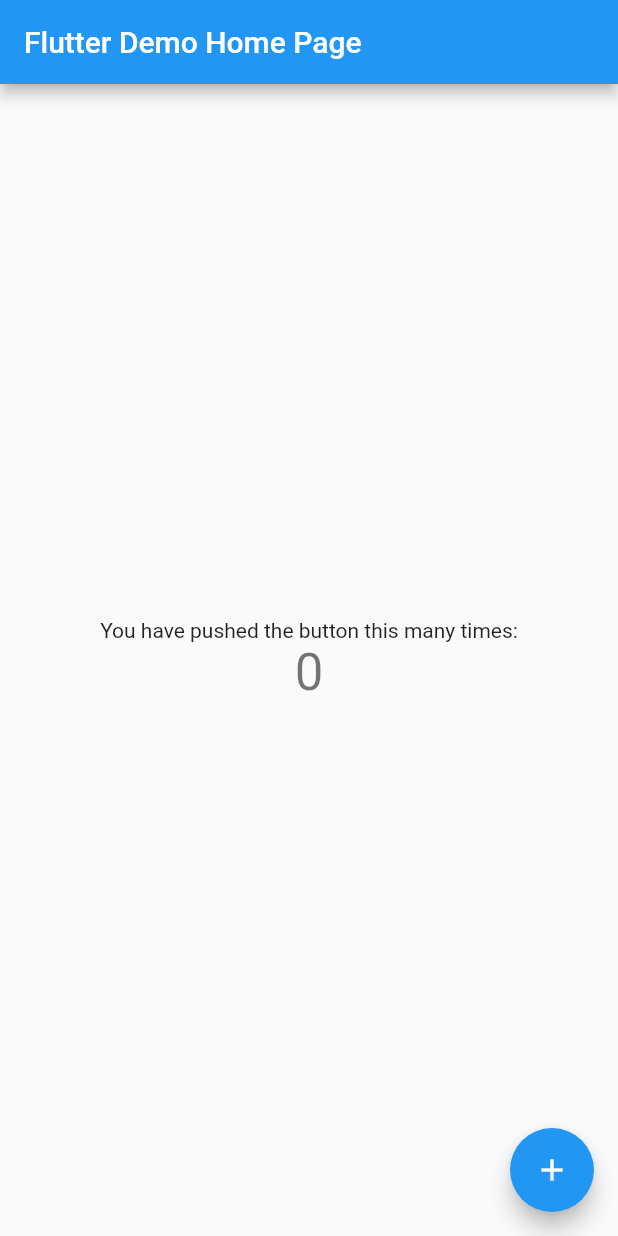
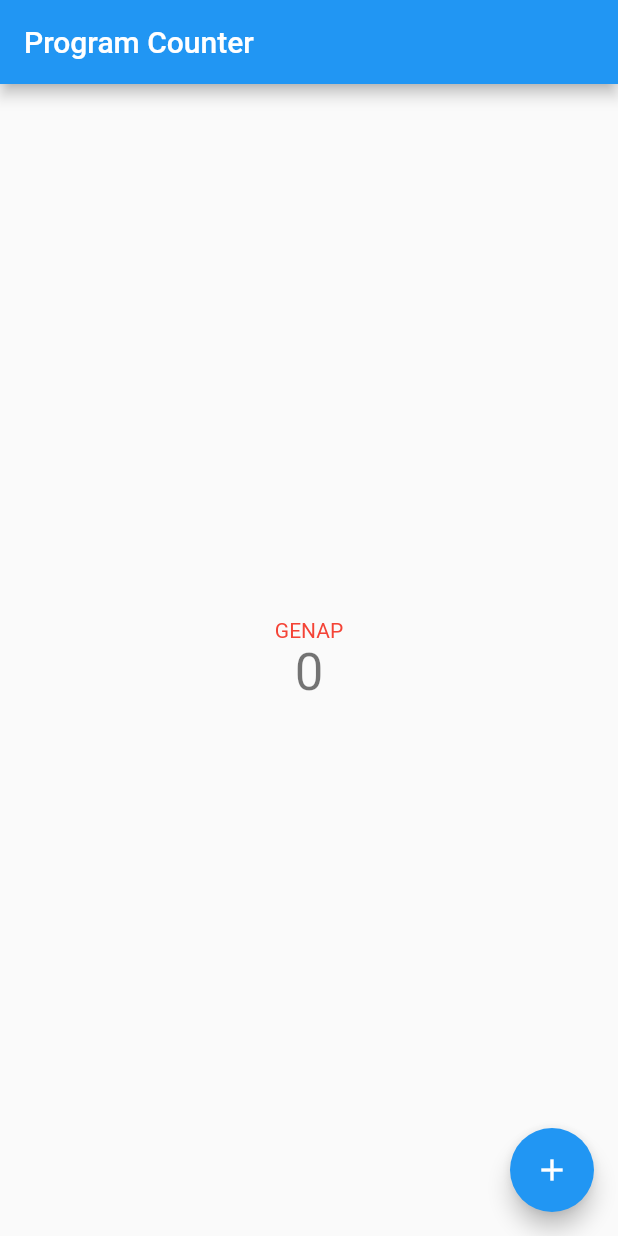
Before and after one commit to garbitz/tugas-flutter-pbp, a Flutter app: the screen it shows after launch, on a phone screen of 412 x 824 dp. Run offline on Flutter 3.47's test engine with Material 2 defaults, Android fonts, the phone set to English and light mode, and no system bars.

Commit message:
Menambahkan decrement dan keterangan ganjil genap

```diff
--- a/counter_7/lib/main.dart
+++ b/counter_7/lib/main.dart
@@ -7,39 +7,20 @@ void main() {
 class MyApp extends StatelessWidget {
   const MyApp({super.key});
 
-  // This widget is the root of your application.
   @override
   Widget build(BuildContext context) {
     return MaterialApp(
       title: 'Flutter Demo',
       theme: ThemeData(
-        // This is the theme of your application.
-        //
-        // Try running your application with "flutter run". You'll see the
-        // application has a blue toolbar. Then, without quitting the app, try
-        // changing the primarySwatch below to Colors.green and then invoke
-        // "hot reload" (press "r" in the console where you ran "flutter run",
-        // or simply save your changes to "hot reload" in a Flutter IDE).
-        // Notice that the counter didn't reset back to zero; the application
-        // is not restarted.
         primarySwatch: Colors.blue,
       ),
-      home: const MyHomePage(title: 'Flutter Demo Home Page'),
+      home: const MyHomePage(title: 'Program Counter'),
     );
   }
 }
 
 class MyHomePage extends StatefulWidget {
   const MyHomePage({super.key, required this.title});
-
-  // This widget is the home page of your application. It is stateful, meaning
-  // that it has a State object (defined below) that contains fields that affect
-  // how it looks.
-
-  // This class is the configuration for the state. It holds the values (in this
-  // case the title) provided by the parent (in this case the App widget) and
-  // used by the build method of the State. Fields in a Widget subclass are
-  // always marked "final".
 
   final String title;
 
@@ -52,51 +33,31 @@ class _MyHomePageState extends State<MyHomePage> {
 
   void _incrementCounter() {
     setState(() {
-      // This call to setState tells the Flutter framework that something has
-      // changed in this State, which causes it to rerun the build method below
-      // so that the display can reflect the updated values. If we changed
-      // _counter without calling setState(), then the build method would not be
-      // called again, and so nothing would appear to happen.
       _counter++;
+    });
+  }
+
+  void _decrementCounter() {
+    setState(() {
+      if (_counter > 0) _counter--;
     });
   }
 
   @override
   Widget build(BuildContext context) {
-    // This method is rerun every time setState is called, for instance as done
-    // by the _incrementCounter method above.
-    //
-    // The Flutter framework has been optimized to make rerunning build methods
-    // fast, so that you can just rebuild anything that needs updating rather
-    // than having to individually change instances of widgets.
     return Scaffold(
       appBar: AppBar(
-        // Here we take the value from the MyHomePage object that was created by
-        // the App.build method, and use it to set our appbar title.
         title: Text(widget.title),
       ),
       body: Center(
-        // Center is a layout widget. It takes a single child and positions it
-        // in the middle of the parent.
         child: Column(
-          // Column is also a layout widget. It takes a list of children and
-          // arranges them vertically. By default, it sizes itself to fit its
-          // children horizontally, and tries to be as tall as its parent.
-          //
-          // Invoke "debug painting" (press "p" in the console, choose the
-          // "Toggle Debug Paint" action from the Flutter Inspector in Android
-          // Studio, or the "Toggle Debug Paint" command in Visual Studio Code)
-          // to see the wireframe for each widget.
-          //
-          // Column has various properties to control how it sizes itself and
-          // how it positions its children. Here we use mainAxisAlignment to
-          // center the children vertically; the main axis here is the vertical
-          // axis because Columns are vertical (the cross axis would be
-          // horizontal).
           mainAxisAlignment: MainAxisAlignment.center,
           children: <Widget>[
-            const Text(
-              'You have pushed the button this many times:',
+            Text(
+                _counter % 2 == 1 ? "GANJIL" : "GENAP",
+                style: TextStyle(
+                    color: _counter % 2 == 0 ? Colors.red : Colors.blue
+                )
             ),
             Text(
               '$_counter',
@@ -105,11 +66,26 @@ class _MyHomePageState extends State<MyHomePage> {
           ],
         ),
       ),
-      floatingActionButton: FloatingActionButton(
-        onPressed: _incrementCounter,
-        tooltip: 'Increment',
-        child: const Icon(Icons.add),
-      ), // This trailing comma makes auto-formatting nicer for build methods.
+      floatingActionButton: Padding(
+          padding: const EdgeInsets.all(16.0),
+          child: Row(
+            mainAxisAlignment: MainAxisAlignment.spaceBetween,
+            textDirection: TextDirection.rtl,
+            children: [
+              FloatingActionButton(
+                onPressed: _incrementCounter,
+                tooltip: 'Increment',
+                child: const Icon(Icons.add),
+              ),
+              if (_counter > 0) FloatingActionButton(
+                onPressed: _decrementCounter,
+                tooltip: 'Decrement',
+                child: const Icon(Icons.remove),
+              ),
+            ],
+          )
+      ),
+      floatingActionButtonLocation: FloatingActionButtonLocation.centerDocked,
     );
   }
 }
```
